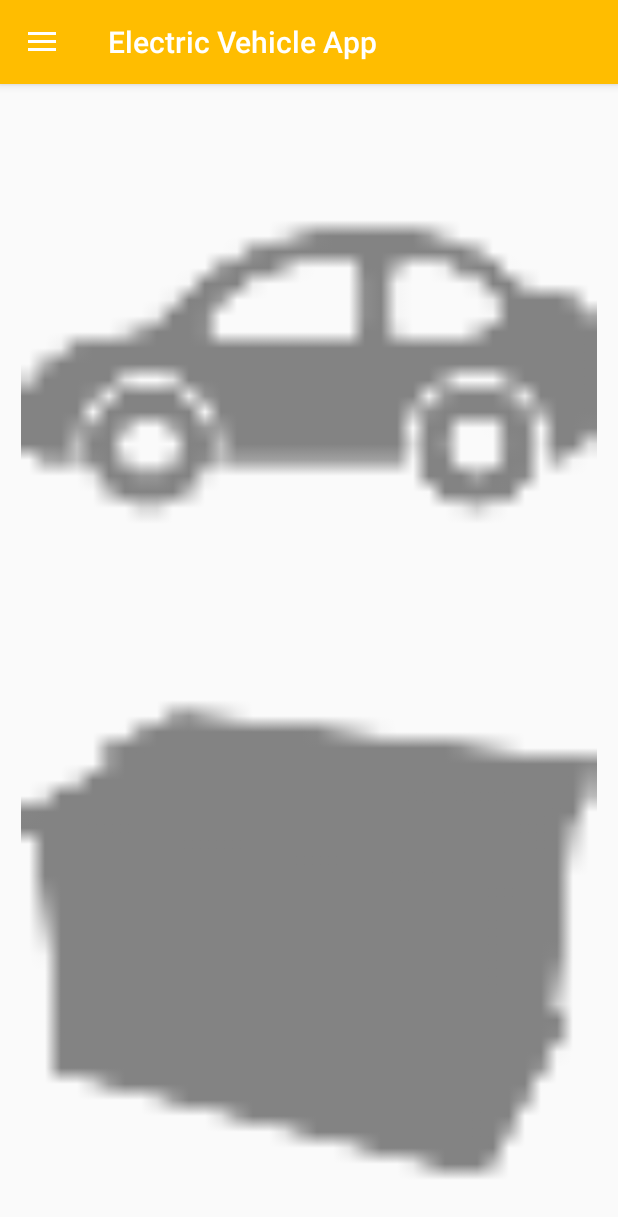
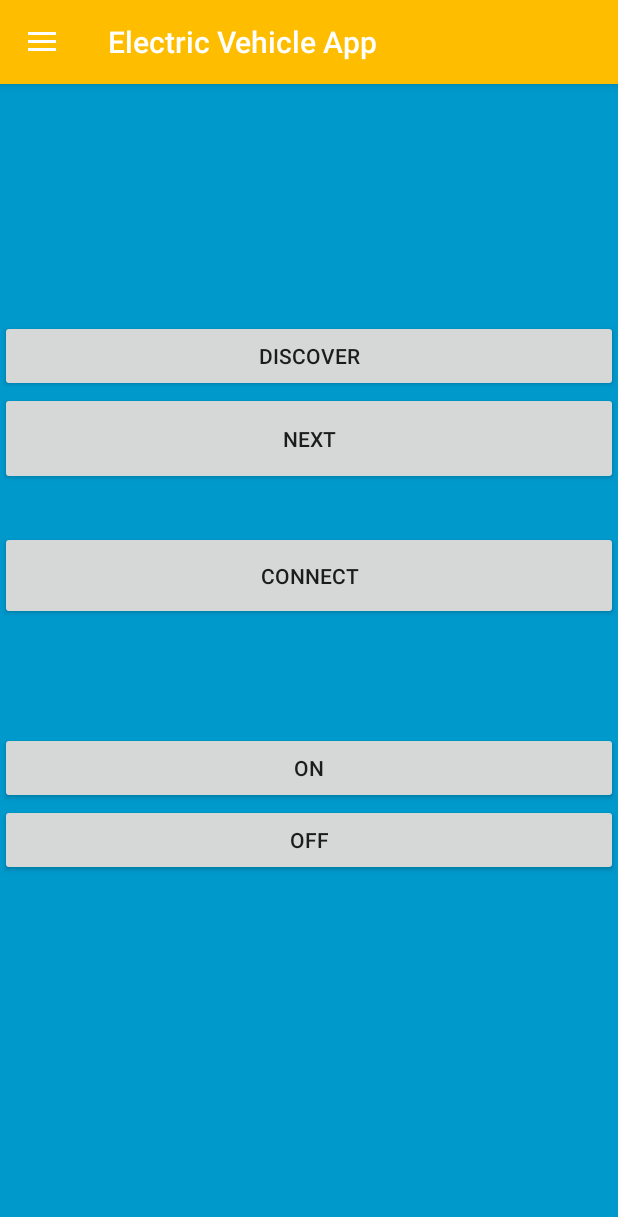
Before and after one commit to Derklez/Electric-Vehicle-Capstone-Project, an Android app: the screen it shows after launch (MainActivity), in the side drawer, after a tap on "Maintenance", on a phone screen of 412 x 824 dp. Shown: the top 1217 px of the screen. Run offline under Robolectric (Android 15) with nearby library versions, the phone set to English and light mode, and no system bars; our stand-ins replace Firebase (no records; nobody signed in at launch, a user with empty details on screens opened directly); libraries missing offline, so code that uses them is left out: com.jjoe64.graphview; 1 statement that could not run was skipped.

Commit message:
Bluetooth
Added Bluethooth fragment and connection options

```diff
--- a/app/src/main/AndroidManifest.xml
+++ b/app/src/main/AndroidManifest.xml
@@ -1,6 +1,10 @@
 <?xml version="1.0" encoding="utf-8"?>
 <manifest xmlns:android="http://schemas.android.com/apk/res/android"
     package="edu.uwm.team10.electricvehicleapp">
+
+    <uses-permission android:name="android.permission.BLUETOOTH"/>
+    <uses-permission android:name="android.permission.BLUETOOTH_ADMIN"/>
+    <uses-feature android:name="android.hardware.bluetooth_le" android:required="true"/>
 
     <application
         android:allowBackup="true"
--- /dev/null
+++ b/app/src/main/java/edu/uwm/team10/electricvehicleapp/BlueToothFragment.java
@@ -0,0 +1,191 @@
+package edu.uwm.team10.electricvehicleapp;
+
+import android.bluetooth.BluetoothAdapter;
+import android.bluetooth.BluetoothDevice;
+import android.bluetooth.BluetoothSocket;
+import android.content.BroadcastReceiver;
+import android.content.Context;
+import android.content.Intent;
+import android.content.IntentFilter;
+import android.os.Bundle;
+import android.support.annotation.NonNull;
+import android.support.annotation.Nullable;
+import android.support.v4.app.Fragment;
+import android.view.LayoutInflater;
+import android.view.View;
+import android.view.ViewGroup;
+import android.widget.Button;
+import android.widget.ImageView;
+import android.widget.TextView;
+import android.widget.Toast;
+
+import java.io.IOException;
+import java.util.ArrayList;
+import java.util.Iterator;
+import java.util.Set;
+
+
+//Bluetoothfragment handles bluetooth. Will be used for connecting to an arduino which will handle the analog measurments converted to digital and transmitted via bluetooth.
+//arduino may use Bluetooth LE
+//this fragment uses standard bluetooth.
+//On/off toggles bluetooth
+//Discover toggles listing of nearby bluetooth devices should set this on a timer. Next advances the "cursor" for listed devices.
+public class BlueToothFragment extends Fragment {
+
+    BluetoothAdapter blueadapter;
+    BluetoothSocket bsocket;
+    ArrayList<BluetoothDevice> devices;
+    Set<BluetoothDevice> paired;
+    ArrayList<BluetoothDevice> found = new ArrayList<BluetoothDevice>();
+
+    private View view;
+
+    private String dname, daddress;
+    TextView name;
+    Button on;
+    Button off;
+    Button connect;
+    Button next;
+    Button discover;
+
+    int cur = -1;
+
+    private BroadcastReceiver receiver = new BroadcastReceiver() {
+        @Override
+        public void onReceive(Context context, Intent intent) {
+            final String action = intent.getAction();
+            if (action.equals(BluetoothDevice.ACTION_FOUND)){
+                BluetoothDevice device = intent.getParcelableExtra (BluetoothDevice.EXTRA_DEVICE);
+                found.add(device);
+            }
+        }
+    };
+
+    @Override
+    public View onCreateView(@NonNull LayoutInflater inflater, @Nullable ViewGroup container,
+                             @Nullable Bundle savedInstanceState) {
+        view = inflater.inflate(R.layout.fragment_bluetooth, container, false);
+
+        blueadapter = BluetoothAdapter.getDefaultAdapter();
+        daddress = blueadapter.getAddress();
+        dname = blueadapter.getName();
+
+        if(blueadapter.isEnabled()){
+            blueadapter.cancelDiscovery();
+            blueadapter.disable();
+        }
+
+
+// This callback is added to the start scan method as a parameter in this way
+// bleAdapter.startLeScan(mLeScanCallback);
+
+        discover = view.findViewById(R.id.bdiscover);
+        next = view.findViewById(R.id.bnext);
+        on = view.findViewById(R.id.bon);
+        off = view.findViewById(R.id.boff);
+        connect = view.findViewById(R.id.bconnect);
+        //next = view.findViewById(R.id.bnext);
+        name = view.findViewById(R.id.bname);
+        name.setText("");
+        on.setOnClickListener(new View.OnClickListener() {
+            public void onClick(View v) {
+                BlueToothON();
+            }
+        });
+
+        off.setOnClickListener(new View.OnClickListener() {
+            public void onClick(View v) {
+                BlueToothOFF();
+            }
+        });
+
+        connect.setOnClickListener(new View.OnClickListener() {
+            public void onClick(View v) {
+                connect();
+            }
+        });
+        next.setOnClickListener(new View.OnClickListener() {
+            public void onClick(View v) {
+                next();
+            }
+        });
+        discover.setOnClickListener(new View.OnClickListener() {
+            public void onClick(View v) {
+                discover();
+            }
+        });
+
+
+        return view;
+    }
+
+    public void BlueToothON(){
+        name.setText("");
+        if (!blueadapter.isEnabled()) {
+            Intent turnOn = new Intent(BluetoothAdapter.ACTION_REQUEST_ENABLE);
+            startActivityForResult(turnOn, 0);
+            Toast.makeText(getActivity().getApplicationContext(), "BlueTooth adapter enabled",Toast.LENGTH_LONG).show();
+        } else {
+            Toast.makeText(getActivity().getApplicationContext(), "BlueTooth adapter already enabled", Toast.LENGTH_LONG).show();
+        }
+        blueadapter.cancelDiscovery();
+
+    }
+    public void discover(){
+
+        BluetoothAdapter.LeScanCallback mLeScanCallback = new BluetoothAdapter.LeScanCallback() {
+            @Override
+            public void onLeScan(final BluetoothDevice device, int rssi, byte[] scanRecord) {
+                // BLE device was found, we can get its information now
+                Toast.makeText(getActivity().getApplicationContext(), "BLE device found",Toast.LENGTH_LONG).show();
+            }
+        };
+
+        if(blueadapter.isDiscovering()){
+            blueadapter.cancelDiscovery();
+            Toast.makeText(getActivity().getApplicationContext(), "Discovery reset", Toast.LENGTH_LONG).show();
+            discover();
+        }
+        else{
+            blueadapter.startDiscovery();
+            Toast.makeText(getActivity().getApplicationContext(), "Discovery enabled", Toast.LENGTH_LONG).show();
+            IntentFilter discoverDevicesIntent = new IntentFilter(BluetoothDevice.ACTION_FOUND);
+            getActivity().registerReceiver(receiver, discoverDevicesIntent);
+        }
+    }
+    public void BlueToothOFF(){
+        blueadapter.cancelDiscovery();
+        blueadapter.disable();
+        Toast.makeText(getActivity().getApplicationContext(), "BlueTooth adapter disabled" ,Toast.LENGTH_LONG).show();
+        name.setText("Bluetooth is disabled.");
+    }
+    public void connect(){//todo
+//        try{
+//            bsocket.connect();
+//        }catch (IOException e){
+//
+//        }
+//        paired = blueadapter.getBondedDevices();
+    }
+    public void receive() {
+
+    }
+    public void next(){
+        if(found == null){
+            return;
+        }
+        cur++;
+        if(cur >= found.size()){
+            cur = 0;
+        }
+        if(found.size()<=0){
+            return;
+        }
+        BluetoothDevice temp = found.get(cur);
+        dname = temp.getName();
+        daddress = temp.getAddress();
+        BluetoothDevice dispositivo = blueadapter.getRemoteDevice(daddress);//connects to the device's address and checks if it's available
+        try { name.setText("Name: "+dname+"\nAddress: "+daddress); }
+        catch(Exception e){}
+    }
+}
--- a/app/src/main/java/edu/uwm/team10/electricvehicleapp/MainActivity.java
+++ b/app/src/main/java/edu/uwm/team10/electricvehicleapp/MainActivity.java
@@ -37,6 +37,8 @@ import android.widget.Chronometer;
 import android.widget.EditText;
 import android.widget.Spinner;
 import android.widget.Toast;
+import android.bluetooth.BluetoothAdapter;
+import android.bluetooth.BluetoothDevice;
 
 import com.google.firebase.database.DataSnapshot;
 import com.google.firebase.database.DatabaseError;
@@ -151,6 +153,9 @@ public class MainActivity extends AppCompatActivity
             case R.id.nav_maintenance:
                 getSupportFragmentManager().beginTransaction().replace(R.id.fragment_container,
                         new MaintenanceFragment()).commit();
+            case R.id.nav_bluetooth:
+                getSupportFragmentManager().beginTransaction().replace(R.id.fragment_container,
+                        new BlueToothFragment()).commit();
         }
 
         mDrawerLayout.closeDrawer(GravityCompat.START);
--- /dev/null
+++ b/app/src/main/res/layout/fragment_bluetooth.xml
@@ -0,0 +1,95 @@
+<?xml version="1.0" encoding="utf-8"?>
+<RelativeLayout xmlns:android="http://schemas.android.com/apk/res/android"
+    android:layout_width="match_parent"
+    android:layout_height="match_parent"
+    android:background="@android:color/holo_blue_dark"><![CDATA[
+    android:id="@+id/bluetoothFragment">
+
+
+
+
+
+
+
+
+    ]]>
+
+    <LinearLayout
+        android:layout_width="match_parent"
+        android:layout_height="135dp"
+        android:layout_alignParentStart="true"
+        android:layout_alignParentTop="true"
+        android:layout_marginStart="0dp"
+        android:layout_marginTop="432dp"
+        android:orientation="vertical">
+
+        <Button
+            android:id="@+id/bon"
+            android:layout_width="match_parent"
+            android:layout_height="wrap_content"
+            android:text="ON" />
+
+        <Button
+            android:id="@+id/boff"
+            android:layout_width="match_parent"
+            android:layout_height="wrap_content"
+            android:text="OFF" />
+    </LinearLayout>
+
+    <LinearLayout
+        android:layout_width="match_parent"
+        android:layout_height="135dp"
+        android:layout_alignParentStart="true"
+        android:layout_alignParentTop="true"
+        android:layout_marginStart="0dp"
+        android:layout_marginTop="298dp"
+        android:orientation="vertical">
+
+        <Button
+            android:id="@+id/bconnect"
+            android:layout_width="match_parent"
+            android:layout_height="59dp"
+            android:text="Connect" />
+
+    </LinearLayout>
+
+    <LinearLayout
+        android:layout_width="match_parent"
+        android:layout_height="135dp"
+        android:layout_alignParentStart="true"
+        android:layout_alignParentTop="true"
+        android:layout_marginStart="0dp"
+        android:layout_marginTop="157dp"
+        android:orientation="vertical">
+
+        <Button
+            android:id="@+id/bdiscover"
+            android:layout_width="match_parent"
+            android:layout_height="wrap_content"
+            android:text="discover" />
+
+        <Button
+            android:id="@+id/bnext"
+            android:layout_width="match_parent"
+            android:layout_height="62dp"
+            android:text="Next" />
+    </LinearLayout>
+
+    <LinearLayout
+        android:layout_width="match_parent"
+        android:layout_height="135dp"
+        android:layout_alignParentStart="true"
+        android:layout_alignParentTop="true"
+        android:layout_marginStart="0dp"
+        android:layout_marginTop="3dp"
+        android:orientation="vertical">
+
+        <TextView
+            android:id="@+id/bname"
+            android:layout_width="match_parent"
+            android:layout_height="match_parent"
+            android:text="Device Name"
+            android:textAlignment="center"
+            android:textSize="36sp" />
+    </LinearLayout>
+</RelativeLayout>
--- a/app/src/main/res/menu/menu.xml
+++ b/app/src/main/res/menu/menu.xml
@@ -13,5 +13,8 @@
         <item
             android:id="@+id/nav_maintenance"
             android:title="Maintenance" />
+        <item
+            android:id="@+id/nav_bluetooth"
+            android:title="Bluetooth" />
     </group>
 </menu>
```
Also changed, not shown: 1 other file.
